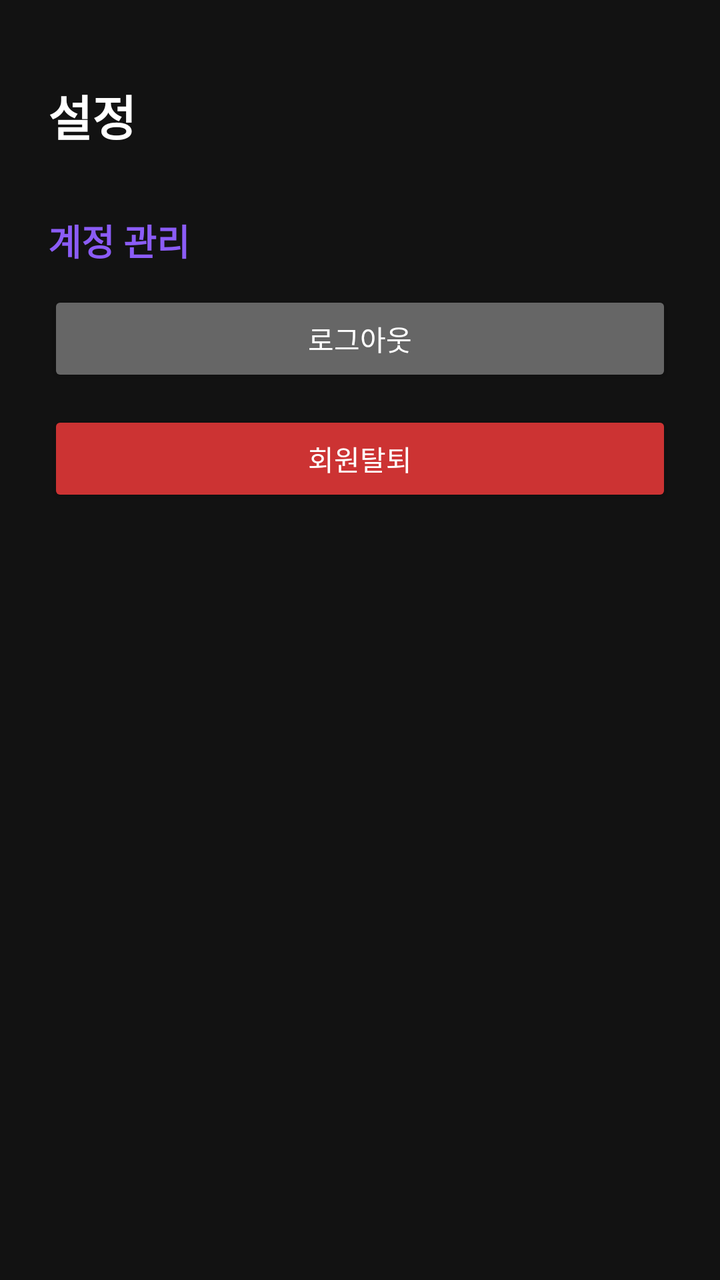
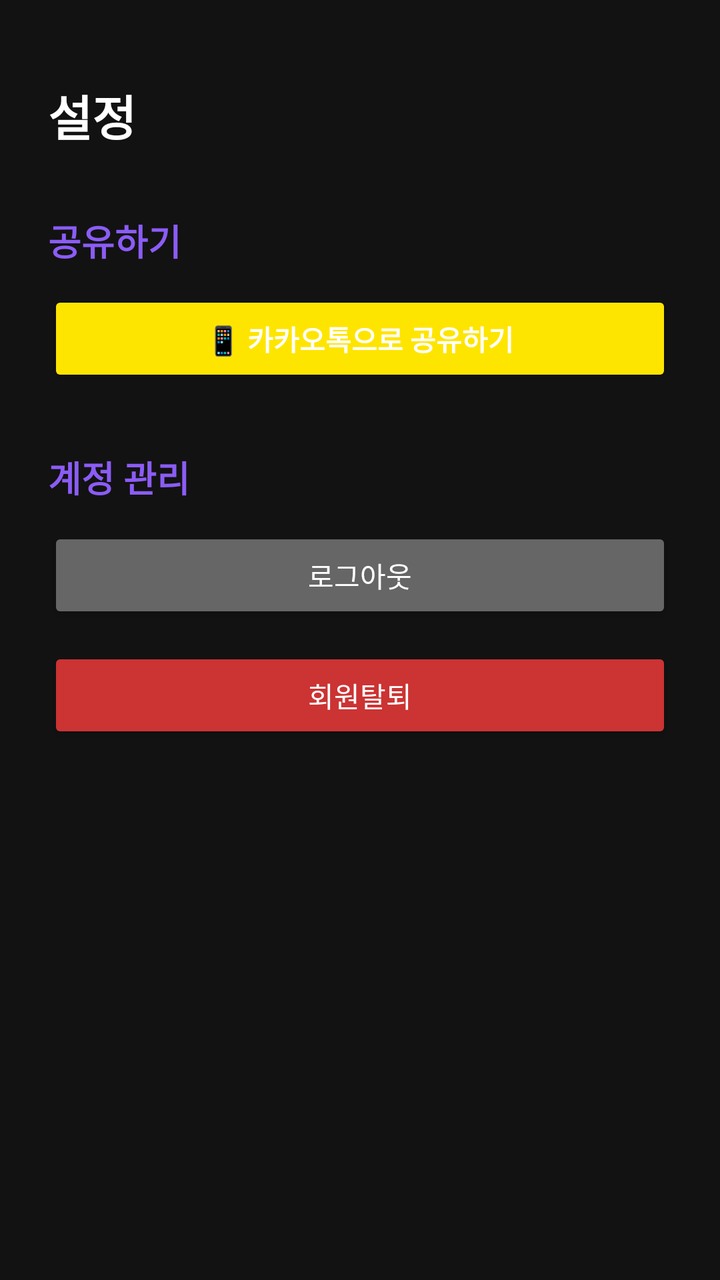

Screens rendered from an Android XML layout before and after an edit, with the pre-edit source and the edit as a unified diff.
<!-- AndroidManifest.xml: application theme Theme.VitaDay -->
<!-- res/layout/fragment_settings.xml -->
<?xml version="1.0" encoding="utf-8"?>
<androidx.constraintlayout.widget.ConstraintLayout xmlns:android="http://schemas.android.com/apk/res/android"
    xmlns:app="http://schemas.android.com/apk/res-auto"
    android:layout_width="match_parent"
    android:layout_height="match_parent"
    android:background="#121212"
    android:padding="24dp">

    <TextView
        android:id="@+id/tvSettingsTitle"
        android:layout_width="wrap_content"
        android:layout_height="wrap_content"
        android:text="설정"
        android:textColor="#FFFFFF"
        android:textSize="24sp"
        android:textStyle="bold"
        app:layout_constraintTop_toTopOf="parent"
        app:layout_constraintStart_toStartOf="parent"
        android:layout_marginTop="16dp" />

    
    <TextView
        android:id="@+id/tvAccountSection"
        android:layout_width="wrap_content"
        android:layout_height="wrap_content"
        android:text="계정 관리"
        android:textColor="#8B5CF6"
        android:textSize="18sp"
        android:textStyle="bold"
        app:layout_constraintTop_toBottomOf="@id/tvSettingsTitle"
        app:layout_constraintStart_toStartOf="parent"
        android:layout_marginTop="32dp" />

    <Button
        android:id="@+id/btnLogout"
        android:layout_width="0dp"
        android:layout_height="wrap_content"
        android:text="로그아웃"
        android:textColor="#FFFFFF"
        android:backgroundTint="#666666"
        app:layout_constraintTop_toBottomOf="@id/tvAccountSection"
        app:layout_constraintStart_toStartOf="parent"
        app:layout_constraintEnd_toEndOf="parent"
        android:layout_marginTop="12dp" />

    <Button
        android:id="@+id/btnDeleteAccount"
        android:layout_width="0dp"
        android:layout_height="wrap_content"
        android:text="회원탈퇴"
        android:textColor="#FFFFFF"
        android:backgroundTint="#CC3333"
        app:layout_constraintTop_toBottomOf="@id/btnLogout"
        app:layout_constraintStart_toStartOf="parent"
        app:layout_constraintEnd_toEndOf="parent"
        android:layout_marginTop="12dp" />

</androidx.constraintlayout.widget.ConstraintLayout>
<!-- resources referenced by this layout -->
<resources>
  <style name="Theme.VitaDay" parent="Base.Theme.VitaDay" />
  <style name="Base.Theme.VitaDay" parent="Theme.Material3.DayNight.NoActionBar">
          
          
      </style>
</resources>

<!-- the commit's change to res/layout/fragment_settings.xml (unified diff, before → after) -->
@@ -20,6 +20,32 @@
 
     
     <TextView
+        android:id="@+id/tvShareSection"
+        android:layout_width="wrap_content"
+        android:layout_height="wrap_content"
+        android:text="공유하기"
+        android:textColor="#8B5CF6"
+        android:textSize="18sp"
+        android:textStyle="bold"
+        app:layout_constraintTop_toBottomOf="@id/tvSettingsTitle"
+        app:layout_constraintStart_toStartOf="parent"
+        android:layout_marginTop="32dp" />
+
+    <Button
+        android:id="@+id/btnShareKakao"
+        android:layout_width="0dp"
+        android:layout_height="wrap_content"
+        android:text="📱 카카오톡으로 공유하기"
+        android:textColor="#FFFFFF"
+        android:backgroundTint="#FEE500"
+        android:textStyle="bold"
+        app:layout_constraintTop_toBottomOf="@id/tvShareSection"
+        app:layout_constraintStart_toStartOf="parent"
+        app:layout_constraintEnd_toEndOf="parent"
+        android:layout_marginTop="12dp" />
+
+    
+    <TextView
         android:id="@+id/tvAccountSection"
         android:layout_width="wrap_content"
         android:layout_height="wrap_content"
@@ -27,7 +53,7 @@
         android:textColor="#8B5CF6"
         android:textSize="18sp"
         android:textStyle="bold"
-        app:layout_constraintTop_toBottomOf="@id/tvSettingsTitle"
+        app:layout_constraintTop_toBottomOf="@id/btnShareKakao"
         app:layout_constraintStart_toStartOf="parent"
         android:layout_marginTop="32dp" />
 
